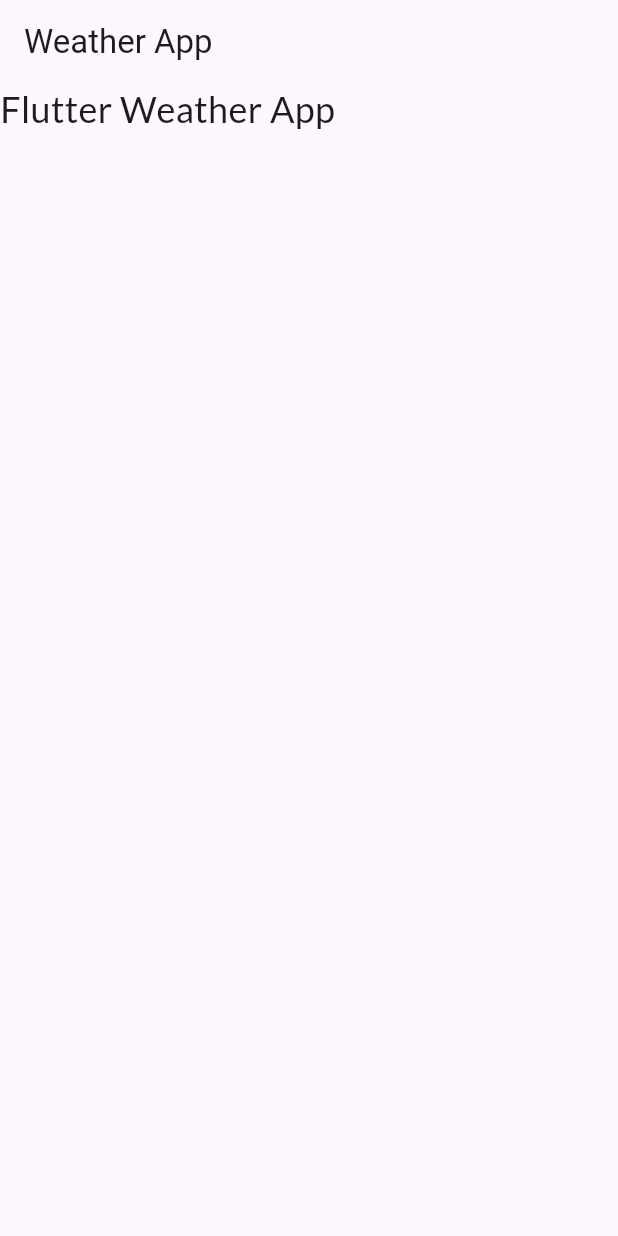
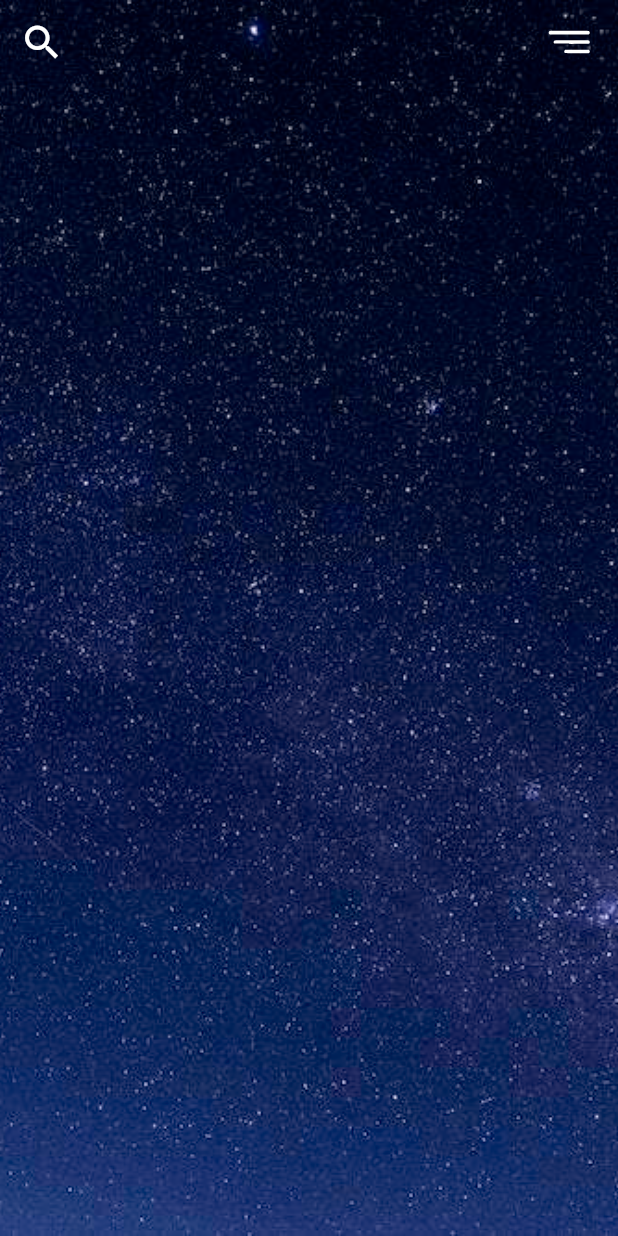
Before and after one commit to Kennethdsouza11/weather_app, a Flutter app: the screen it shows after launch, on a phone screen of 412 x 824 dp. Run offline on Flutter 3.47's test engine with Material 2 defaults, Android fonts, the phone set to English and light mode, and no system bars; our stand-ins replace flutter_svg, google_fonts.

Commit message:
made the structure of the app bar

```diff
--- a/lib/main.dart
+++ b/lib/main.dart
@@ -12,10 +12,11 @@
   @override
   Widget build(BuildContext context) {
     return MaterialApp(
+        debugShowCheckedModeBanner: false,
         title: 'Flutter Demo',
         theme: ThemeData(
-          colorScheme: ColorScheme.fromSeed(seedColor: Colors.deepPurple),
-          useMaterial3: true,
+          primarySwatch: Colors.blue,
+          visualDensity: VisualDensity.adaptivePlatformDensity,
         ),
         home: const WeatherApp());
   }
--- a/lib/screens/weather_app.dart
+++ b/lib/screens/weather_app.dart
@@ -1,4 +1,5 @@
 import 'package:flutter/material.dart';
+import 'package:flutter_svg/flutter_svg.dart';
 import 'package:google_fonts/google_fonts.dart';
 
 class WeatherApp extends StatelessWidget {
@@ -7,15 +8,43 @@
   @override
   Widget build(BuildContext context) {
     return Scaffold(
+      extendBodyBehindAppBar: true,
       appBar: AppBar(
-        title: Text('Weather App'),
+        title: const Text(
+          '',
+        ),
+        backgroundColor: Colors.transparent,
+        elevation: 0,
+        leading: IconButton(
+          icon: const Icon(
+            Icons.search,
+            size: 30,
+            color: Colors.white,
+          ),
+          onPressed: () {},
+        ),
+        actions: [
+          Container(
+              margin: EdgeInsets.fromLTRB(0, 0, 10, 0),
+              child: SvgPicture.asset(
+                'assets/menu.svg',
+                height: 45,
+                width: 45,
+                color: Colors.white,
+              ))
+        ],
       ),
       body: Container(
-        child: Text(
-          'Flutter Weather App',
-          style: GoogleFonts.lato(fontSize: 24),
-        ),
-      ),
+          child: Stack(
+        children: [
+          Image.asset(
+            'assets/night.jpg',
+            fit: BoxFit.cover,
+            height: double.infinity,
+            width: double.infinity,
+          ),
+        ],
+      )),
     );
   }
 }
--- a/pubspec.yaml
+++ b/pubspec.yaml
@@ -31,6 +31,7 @@
   flutter:
     sdk: flutter
   google_fonts: ^5.1.0
+  flutter_svg: ^2.0.7 #used for customisation of svg images like changing breadth and height etc
 
 
   # The following adds the Cupertino Icons font to your application.
@@ -60,9 +61,8 @@
   uses-material-design: true
 
   # To add assets to your application, add an assets section, like this:
-  # assets:
-  #   - images/a_dot_burr.jpeg
-  #   - images/a_dot_ham.jpeg
+  assets:
+    - assets/
 
   # An image asset can refer to one or more resolution-specific "variants", see
   # https://flutter.dev/assets-and-images/#resolution-aware
```
Also changed, not shown: assets/menu.svg (added), assets/night.jpg (added), pubspec.lock.
